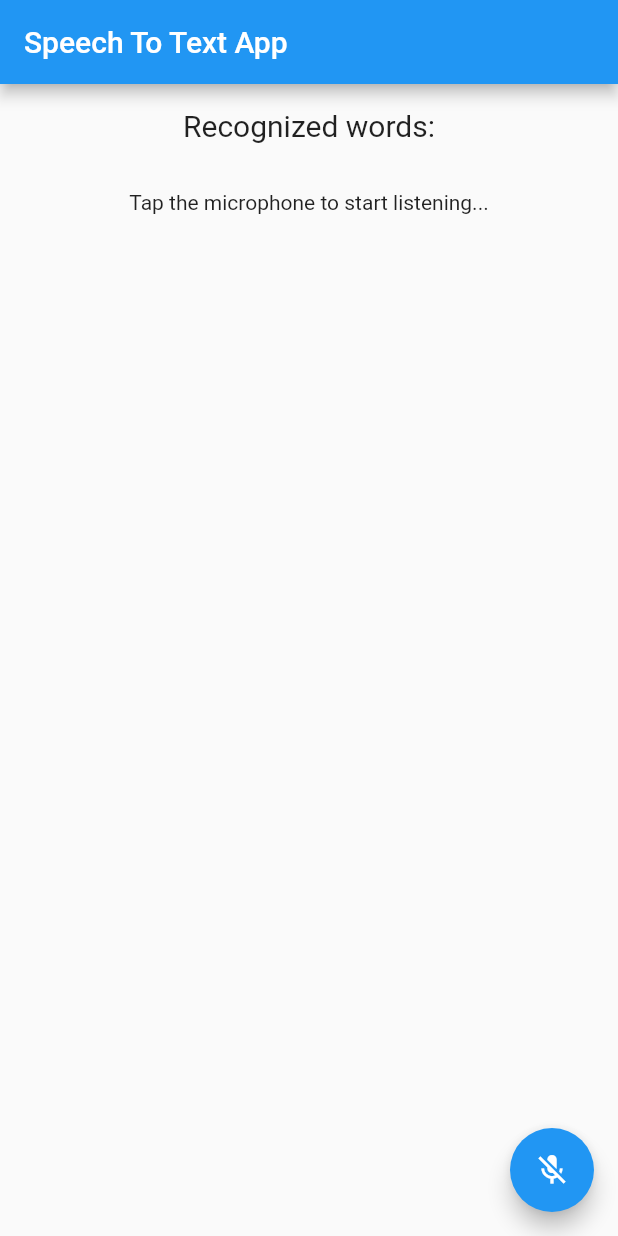
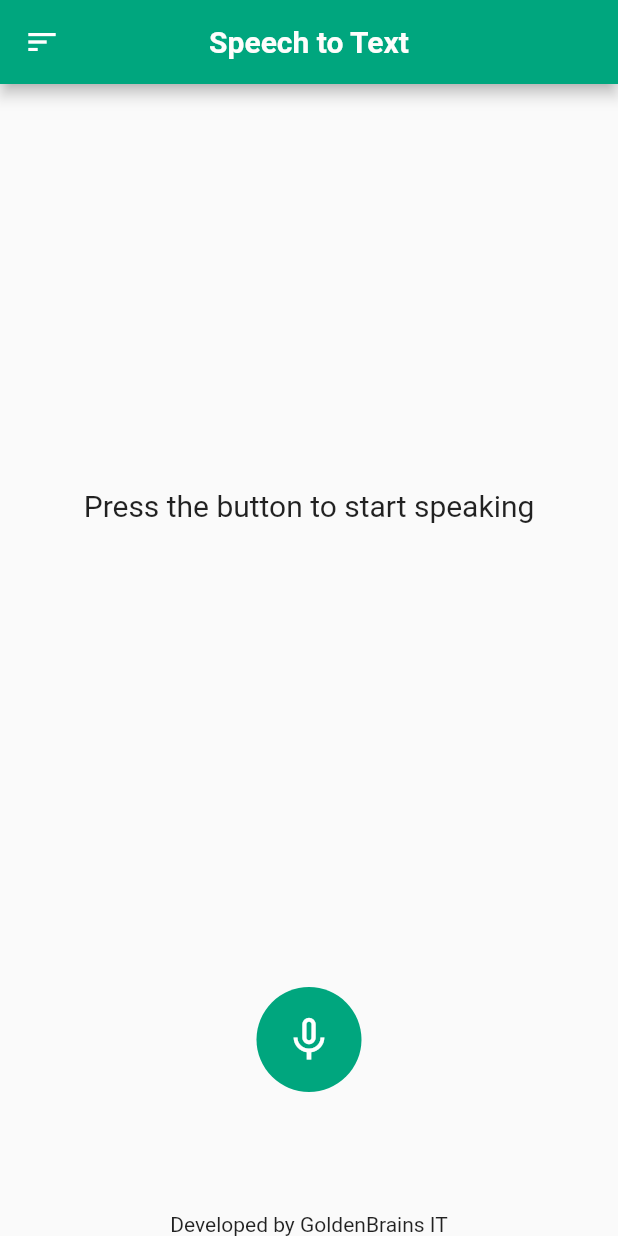
Before and after one commit to Akashiutchiha/flutter_SpeechToText, a Flutter app: the screen it shows after launch, on a phone screen of 412 x 824 dp. Run offline on Flutter 3.47's test engine with Material 2 defaults, Android fonts, the phone set to English and light mode, and no system bars; drawn by our look-alikes of avatar_glow; our stand-ins replace speech_to_text.

Commit message:
feat: editing the recording

```diff
--- /dev/null
+++ b/speech_to_text_app/lib/colors.dart
@@ -0,0 +1,4 @@
+import 'package:flutter/material.dart';
+
+const bgColor = Color(0xFF00A67E);
+const textColor = Color(0xFFFEFDFC);
--- a/speech_to_text_app/lib/main.dart
+++ b/speech_to_text_app/lib/main.dart
@@ -1,106 +1,30 @@
 import 'package:flutter/material.dart';
-import 'package:speech_to_text/speech_recognition_result.dart';
-import 'package:speech_to_text/speech_to_text.dart';
+import 'package:flutter/services.dart';
+import 'package:speech_to_text_app/speech_screen.dart';
 
-bool _speechEnabled = true;
-void main() async {
-  WidgetsFlutterBinding.ensureInitialized();
-
-  final SpeechToText speech = SpeechToText();
-  _speechEnabled = await speech.initialize();
-  runApp(MyApp());
+void main() {
+  SystemChrome.setSystemUIOverlayStyle(const SystemUiOverlayStyle(
+    statusBarColor: Colors.transparent,
+  ));
+  runApp(const MyApp());
 }
 
-class MyApp extends StatelessWidget {
+class MyApp extends StatefulWidget {
+  const MyApp({super.key});
+
+  @override
+  State<MyApp> createState() => _MyAppState();
+}
+
+class _MyAppState extends State<MyApp> {
   @override
   Widget build(BuildContext context) {
     return MaterialApp(
-      title: 'Flutter Demo',
-      home: MyHomePage(),
-    );
-  }
-}
-
-class MyHomePage extends StatefulWidget {
-  MyHomePage({Key? key}) : super(key: key);
-
-  @override
-  _MyHomePageState createState() => _MyHomePageState();
-}
-
-class _MyHomePageState extends State<MyHomePage> {
-  SpeechToText _speechToText = SpeechToText();
-  // bool _speechEnabled = false;
-  String _lastWords = '';
-
-  /// This has to happen only once per app
-
-  /// Each time to start a speech recognition session
-  void _startListening() async {
-    await _speechToText.listen(onResult: _onSpeechResult);
-    setState(() {});
-  }
-
-  /// Manually stop the active speech recognition session
-  /// Note that there are also timeouts that each platform enforces
-  /// and the SpeechToText plugin supports setting timeouts on the
-  /// listen method.
-  void _stopListening() async {
-    await _speechToText.stop();
-    setState(() {});
-  }
-
-  /// This is the callback that the SpeechToText plugin calls when
-  /// the platform returns recognized words.
-  void _onSpeechResult(SpeechRecognitionResult result) {
-    setState(() {
-      _lastWords = result.recognizedWords;
-    });
-  }
-
-  @override
-  Widget build(BuildContext context) {
-    return Scaffold(
-      appBar: AppBar(
-        title: Text('Speech To Text App'),
-      ),
-      body: Center(
-        child: Column(
-          mainAxisAlignment: MainAxisAlignment.center,
-          children: <Widget>[
-            Container(
-              padding: EdgeInsets.all(16),
-              child: Text(
-                'Recognized words:',
-                style: TextStyle(fontSize: 20.0),
-              ),
-            ),
-            Expanded(
-              child: Container(
-                padding: EdgeInsets.all(16),
-                child: Text(
-                  // If listening is active show the recognized words
-                  _speechToText.isListening
-                      ? '$_lastWords'
-                      // If listening isn't active but could be tell the user
-                      // how to start it, otherwise indicate that speech
-                      // recognition is not yet ready or not supported on
-                      // the target device
-                      : _speechEnabled
-                          ? 'Tap the microphone to start listening...'
-                          : 'Speech not available',
-                ),
-              ),
-            ),
-          ],
-        ),
-      ),
-      floatingActionButton: FloatingActionButton(
-        onPressed:
-            // If not yet listening for speech start, otherwise stop
-            _speechToText.isNotListening ? _startListening : _stopListening,
-        tooltip: 'Listen',
-        child: Icon(_speechToText.isNotListening ? Icons.mic_off : Icons.mic),
+      home: const SpeechScreen(),
+      debugShowCheckedModeBanner: false,
+      title: "Speech to Text",
+      theme: ThemeData(
+        primarySwatch: Colors.blue,
       ),
     );
   }
--- /dev/null
+++ b/speech_to_text_app/lib/speech_screen.dart
@@ -0,0 +1,97 @@
+import 'package:avatar_glow/avatar_glow.dart';
+import 'package:flutter/material.dart';
+import 'package:speech_to_text/speech_to_text.dart';
+
+import 'colors.dart';
+
+class SpeechScreen extends StatefulWidget {
+  const SpeechScreen({super.key});
+
+  @override
+  State<SpeechScreen> createState() => _SpeechScreenState();
+}
+
+class _SpeechScreenState extends State<SpeechScreen> {
+  SpeechToText speechToText = SpeechToText();
+  String text = "Press the button to start speaking";
+  var islistening = false;
+  @override
+  Widget build(BuildContext context) {
+    return Scaffold(
+      appBar: AppBar(
+        backgroundColor: bgColor,
+        title: const Text(
+          "Speech to Text",
+          style: TextStyle(fontWeight: FontWeight.w700, color: textColor),
+        ),
+        centerTitle: true,
+        leading: Icon(Icons.sort),
+      ),
+      body: Center(
+        child: Column(
+          children: [
+            Expanded(
+              child: SizedBox(
+                height: 300,
+              ),
+            ),
+            Text(
+              text,
+              style: TextStyle(
+                fontSize: 20,
+              ),
+            ),
+            Expanded(
+              child: SizedBox(
+                height: 20,
+              ),
+            ),
+            GestureDetector(
+              onTapDown: (details) async {
+                if (!islistening) {
+                  var available = await speechToText.initialize();
+                  if (available) {
+                    setState(() {
+                      islistening = true;
+                      speechToText.listen(
+                        onResult: (result) {
+                          setState(() {
+                            text = result.recognizedWords;
+                          });
+                        },
+                      );
+                    });
+                  }
+                }
+              },
+              onTapUp: (details) async {
+                setState(() {
+                  islistening = false;
+                });
+                await speechToText.stop();
+              },
+              child: AvatarGlow(
+                glowColor: bgColor,
+                endRadius: 75.0,
+                animate: islistening,
+                child: CircleAvatar(
+                  radius: 35,
+                  backgroundColor: bgColor,
+                  child: Icon(
+                    islistening ? Icons.mic : Icons.mic_none,
+                    color: Colors.white,
+                    size: 35,
+                  ),
+                ),
+              ),
+            ),
+            SizedBox(
+              height: 40,
+            ),
+            Text('Developed by GoldenBrains IT'),
+          ],
+        ),
+      ),
+    );
+  }
+}
--- a/speech_to_text_app/pubspec.yaml
+++ b/speech_to_text_app/pubspec.yaml
@@ -36,6 +36,8 @@ dependencies:
   # Use with the CupertinoIcons class for iOS style icons.
   cupertino_icons: ^1.0.2
   speech_to_text: ^6.1.1
+  voice_assistant:
+  avatar_glow:
 
 dev_dependencies:
   flutter_test:
```
Also changed, not shown: speech_to_text_app/pubspec.lock, 3 other files.
